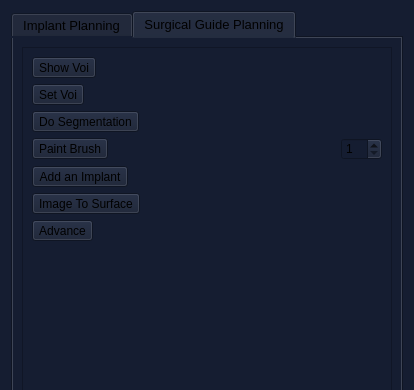
Qt form Apps/Dental/view/SCBDentalPlanningPipeline.ui (wuzhuobin/MITK-Project) before a commit; both pictures show x 0 to 414 and y 0 to 390 of the 414 by 882 pixel window.
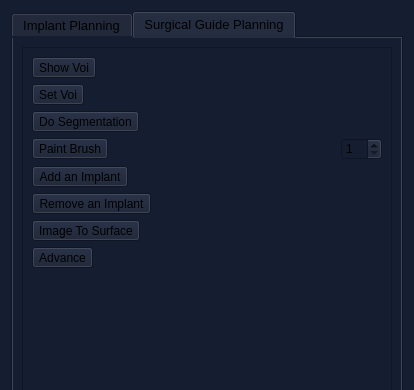
The same form after that commit. Icons and pictures are not drawn. Custom widgets are drawn as their Qt base class.

Commit message: Add function to merge implant to segmentation surface

What changed in the file:
```diff
--- a/Apps/Dental/view/SCBDentalPlanningPipeline.ui
+++ b/Apps/Dental/view/SCBDentalPlanningPipeline.ui
@@ -2177,6 +2177,13 @@
             </property>
            </widget>
           </item>
+          <item>
+           <widget class="QToolButton" name="toolButtonSurgicalGuidePlanningRemoveAnImplant">
+            <property name="text">
+             <string>Remove an Implant</string>
+            </property>
+           </widget>
+          </item>
           <item>
            <widget class="QToolButton" name="toolButtonSurgicalGuidePlanningImageToSurface">
             <property name="text">
```
The commit also changes 5 other files.
